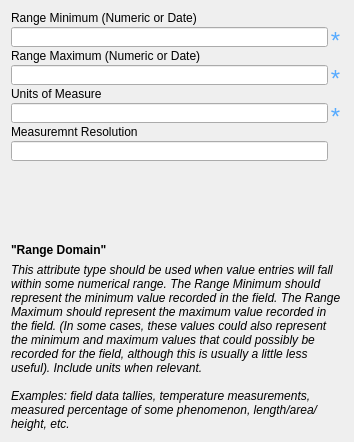
DOI-USGS/fort-pymdwizard, file pymdwizard/gui/ui_files/rdom.ui: the form before one commit.
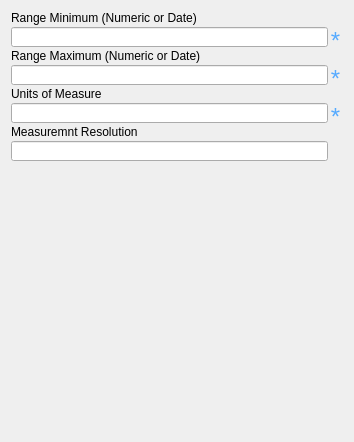
The form after the commit.

Diff of the .ui file:
```diff
--- a/pymdwizard/gui/ui_files/rdom.ui
+++ b/pymdwizard/gui/ui_files/rdom.ui
@@ -476,31 +476,6 @@
      </property>
     </spacer>
    </item>
-   <item>
-    <widget class="QLabel" name="label_2">
-     <property name="styleSheet">
-      <string notr="true">font: bold;</string>
-     </property>
-     <property name="text">
-      <string>&quot;Range Domain&quot;</string>
-     </property>
-    </widget>
-   </item>
-   <item>
-    <widget class="QLabel" name="label_3">
-     <property name="styleSheet">
-      <string notr="true">font: italic;</string>
-     </property>
-     <property name="text">
-      <string>This attribute type should be used when value entries will fall within some numerical range. The Range Minimum should represent the minimum value recorded in the field. The Range Maximum should represent the maximum value recorded in the field. (In some cases, these values could also represent the minimum and maximum values that could possibly be recorded for the field, although this is usually a little less useful). Include units when relevant.
-
-Examples: field data tallies, temperature measurements, measured percentage of some phenomenon, length/area/height, etc. </string>
-     </property>
-     <property name="wordWrap">
-      <bool>true</bool>
-     </property>
-    </widget>
-   </item>
   </layout>
  </widget>
  <resources/>
```
